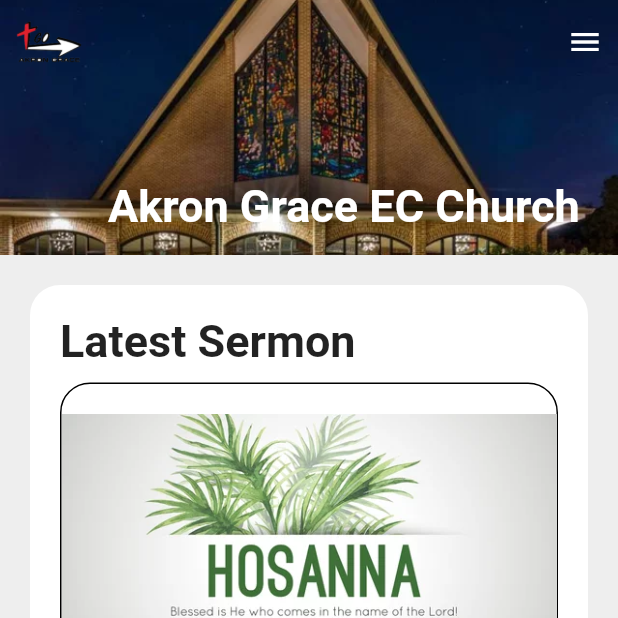
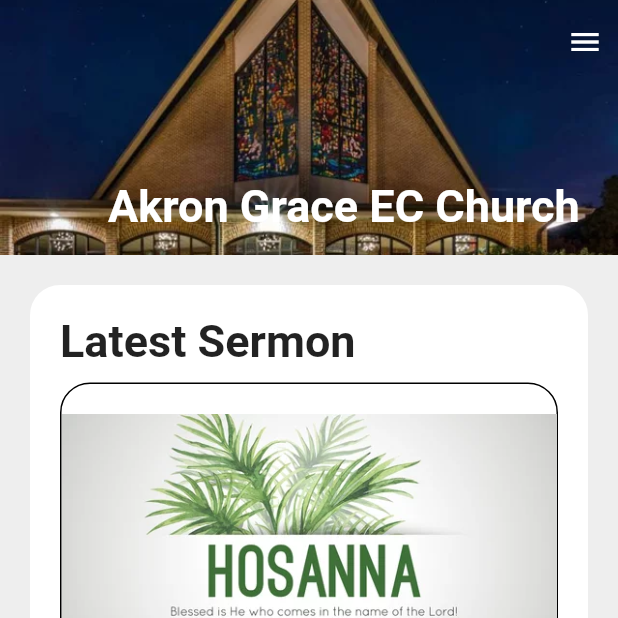
Before and after one commit to sheffley201/akron-grace-app, a Flutter app: the screen it shows after launch, on a phone screen of 412 x 824 dp, the top half of it. Run offline on Flutter 3.47's test engine with Material 2 defaults, Android fonts, the light colour scheme and no system bars; missing offline and left inert: flutter_launcher_icons.

Commit message:
Removed akron grace logo from app bar. Changed to floating and snap

```diff
--- a/lib/main.dart
+++ b/lib/main.dart
@@ -63,13 +63,11 @@
           slivers: [
             SliverAppBar(
               pinned: true,
+              floating: true,
+              snap: true,
               backgroundColor: const Color(0xFF011332),
               foregroundColor: Colors.white,
               expandedHeight: 170.0,
-              leading: Padding(
-                padding: const EdgeInsets.only(left: 10),
-                child: Image.asset('assets/akron-icon.webp'),
-              ),
               actions: const <Widget>[
                 Padding(
                   padding: EdgeInsets.only(right: 10),
```
